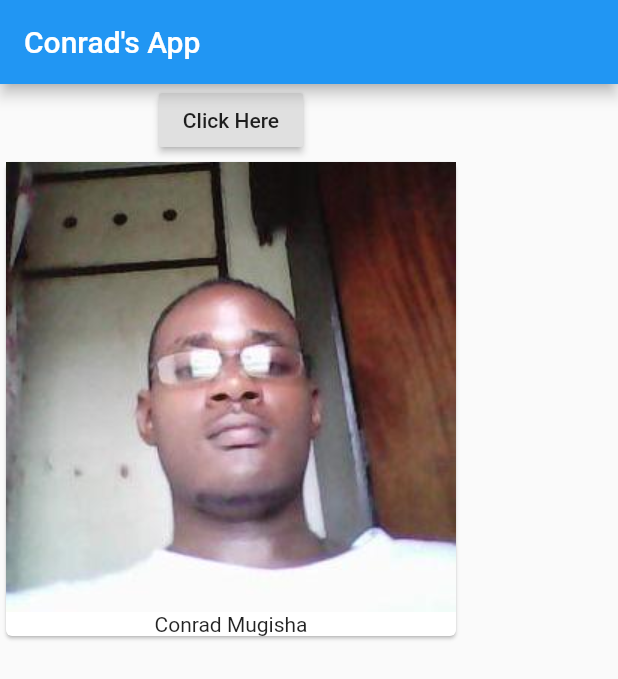
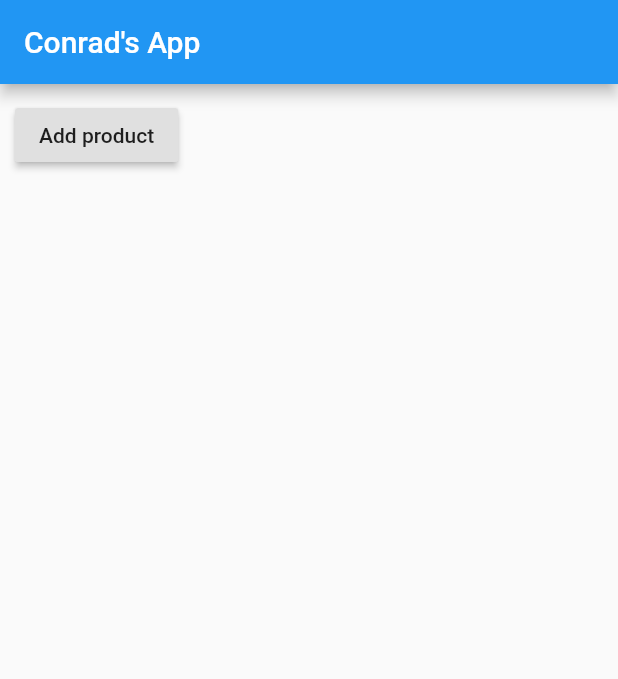
Before and after one commit to conrad96/flutter_app, a Flutter app: the screen it shows after launch, on a phone screen of 412 x 824 dp. Shown: the top 679 px of the screen. Run offline on Flutter 3.47's test engine with Material 2 defaults, Android fonts, the phone set to English and light mode, and no system bars.

Commit message:
separated the cards from MyApp class to separate for easy access nd managability

```diff
--- a/lib/main.dart
+++ b/lib/main.dart
@@ -1,9 +1,22 @@
-  import 'package:flutter/material.dart';
+import 'package:flutter/material.dart';
 
-  void main() => runApp(MyApp());
+  //void main() => runApp(MyApp());
+  main()
+  {
+    runApp(MyApp());
+  }
+  class MyApp extends StatefulWidget
+  {
+    @override
+     State<StatefulWidget> createState(){
+        return _MyApp();
+    }
+  }
 
-  class MyApp extends StatelessWidget
-  {
+  class _MyApp extends State<MyApp>{
+
+    List<String> _products=["Food Stuff"];
+
      Widget  build(context)
     {
       return MaterialApp(
@@ -13,17 +26,22 @@
           ),//appBar
           body: Column(
             children: [
-              RaisedButton(
-              onPressed: () {},
-              child: Text("Click Here")
-              )
-            ,Card (child: Column(children: <Widget>[
-          Image.asset('assets/me.jpg'),
-          Text('Conrad Mugisha')
-          ]))] )
+              Container(
+              margin: EdgeInsets.all(10.0),
+              child: RaisedButton(
+              onPressed: () {
+                setState((){
+                  _products.add("Fruits");
+                });
+
+              },
+            child: Text("Add product")
+                ),
+              ),
+            ] )
         ),//scaffold
       );
 
   }
 
-}
+  }
```
Also changed, not shown: lib/products.dart (added, +26 -0 lines).
